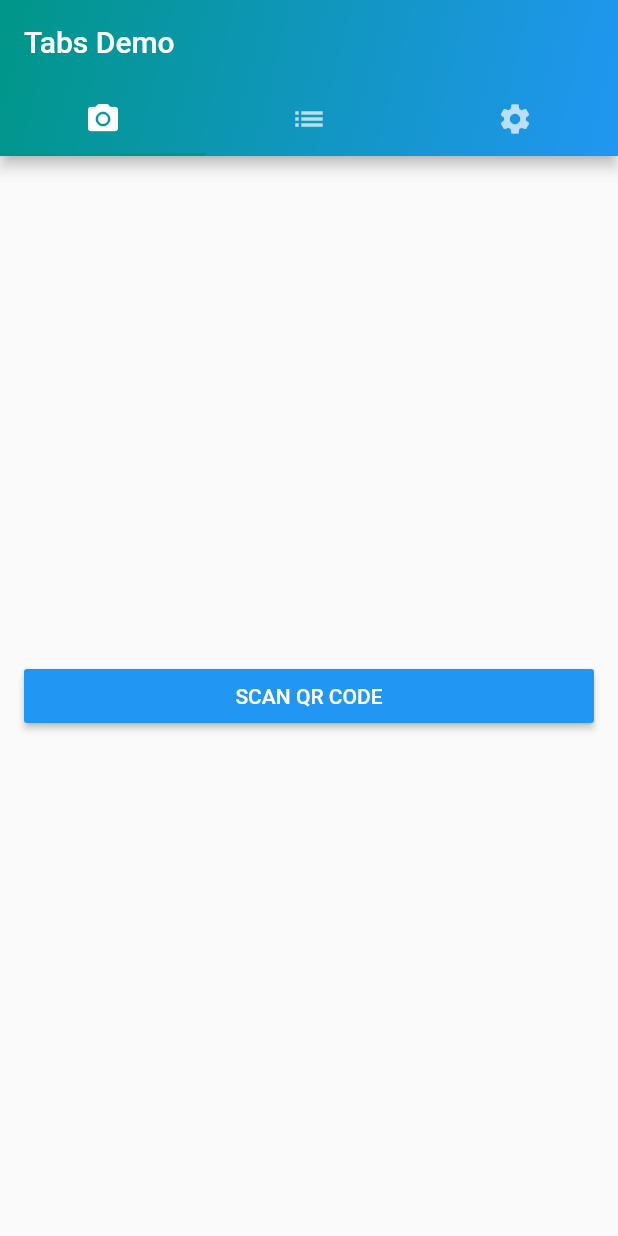
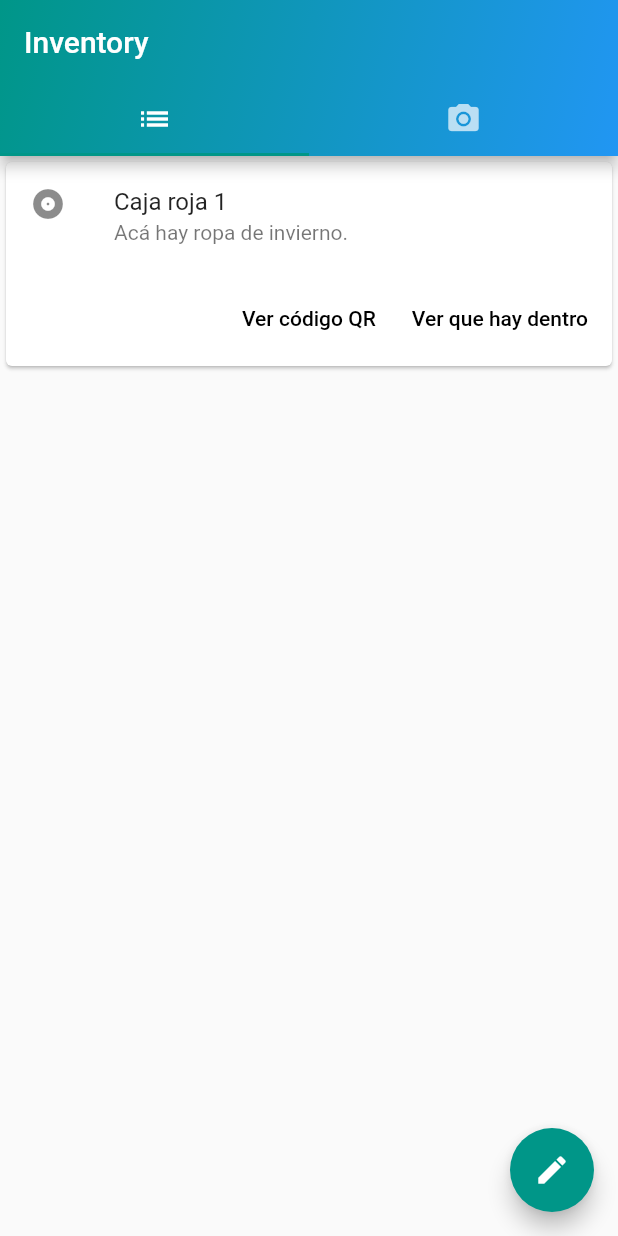
Before and after one commit to nicolaslucer0/inventory, a Flutter app: the screen it shows after launch, on a phone screen of 412 x 824 dp. Run offline on Flutter 3.47's test engine with Material 2 defaults, Android fonts, the phone set to English and light mode, and no system bars; missing offline and left inert: barcode_scan.

Commit message:
project structure

```diff
--- a/lib/detail.dart
+++ b/lib/detail.dart
@@ -2,7 +2,6 @@ import 'package:flutter/material.dart';
 import 'package:flutter/services.dart';
 
 import 'dart:io';
-import 'dart:async';
 
 class DetailWidget extends StatefulWidget  {
 
--- a/lib/home_screen.dart
+++ b/lib/home_screen.dart
@@ -1,36 +1,49 @@
 import 'package:flutter/material.dart';
 import 'package:inventory/scan.dart';
-import 'package:flutter/rendering.dart';
 
 class HomeScreen extends StatelessWidget {
-
   @override
   Widget build(BuildContext context) {
     return Scaffold(
-        body: Center(
-            child:
-              Column(
-                mainAxisAlignment: MainAxisAlignment.center,
-                crossAxisAlignment: CrossAxisAlignment.stretch,
-                children: <Widget>[
-                  Padding(
-                      padding: EdgeInsets.symmetric(vertical: 8.0, horizontal: 16.0),
-                      child: RaisedButton(
-                          color: Colors.blue,
-                          textColor: Colors.white,
-                          splashColor: Colors.blueGrey,
-                          onPressed: () {
-                            Navigator.push(
-                              context,
-                              MaterialPageRoute(builder: (context) => ScanScreen()),
-                            );
-                          },
-                          child: const Text('SCAN QR CODE')
-                      ),
-                    )
-                ]
-              )
-        )
-        );
+      body: Center(
+        child: ListView(
+          children: [
+            Center(
+              child: Card(
+                child: Column(
+                  mainAxisSize: MainAxisSize.min,
+                  children: <Widget>[
+                    const ListTile(
+                      leading: Icon(Icons.album),
+                      title: Text('Caja roja 1'),
+                      subtitle:
+                          Text('Acá hay ropa de invierno.'),
+                    ),
+                    ButtonBar(
+                      children: <Widget>[
+                        FlatButton(
+                          child: const Text('Ver código QR'),
+                          onPressed: () {/* ... */},
+                        ),
+                        FlatButton(
+                          child: const Text('Ver que hay dentro'),
+                          onPressed: () {/* ... */},
+                        ),
+                      ],
+                    ),
+                  ],
+                ),
+              ),
+            ),
+          ],
+        ),
+      ),
+      floatingActionButton: FloatingActionButton(
+        onPressed: () {},
+        child: Icon(
+          Icons.edit,
+        ),
+      ),
+    );
   }
 }
--- a/lib/main.dart
+++ b/lib/main.dart
@@ -1,5 +1,5 @@
 import 'package:flutter/material.dart';
-import 'package:inventory/home_screen.dart';
+import 'package:inventory/pages/tabbed_page.dart';
 
 void main() => runApp(MyApp());
 
@@ -7,43 +7,12 @@ class MyApp extends StatelessWidget {
   @override
   Widget build(BuildContext context) {
     return MaterialApp(
-        debugShowCheckedModeBanner: false,
-        title: 'QR Generator-Scanner',
-        theme: ThemeData(
-          primarySwatch: Colors.teal,
-        ),
-        home: DefaultTabController(
-          length: 3,
-          child: Scaffold(
-            appBar: AppBar(
-              flexibleSpace: Container(
-                decoration: BoxDecoration(
-                    gradient: LinearGradient(
-                  begin: Alignment.topLeft,
-                  end: Alignment.bottomRight,
-                  colors: <Color>[
-                    Colors.teal,
-                    Colors.blue,
-                  ],
-                )),
-              ),
-              bottom: TabBar(
-                tabs: [
-                  Tab(icon: Icon(Icons.camera_alt)),
-                  Tab(icon: Icon(Icons.list)),
-                  Tab(icon: Icon(Icons.settings)),
-                ],
-              ),
-              title: Text('Tabs Demo'),
-            ),
-            body: TabBarView(
-              children: [
-                HomeScreen(),
-                Icon(Icons.directions_transit),
-                Icon(Icons.directions_bike),
-              ],
-            ),
-          ),
-        ));
+      debugShowCheckedModeBanner: false,
+      title: 'Inventory',
+      theme: ThemeData(
+        primarySwatch: Colors.teal,
+      ),
+      home: MyTabbedPage(),
+    );
   }
 }
--- /dev/null
+++ b/lib/pages/tabbed_page.dart
@@ -0,0 +1,43 @@
+import 'package:flutter/material.dart';
+import 'package:inventory/home_screen.dart';
+import 'package:inventory/scan.dart';
+
+class MyTabbedPage extends StatelessWidget {
+  final List<Tab> myTabs = <Tab>[
+    Tab(icon: Icon(Icons.list)),
+    Tab(icon: Icon(Icons.camera_alt)),
+  ];
+
+  @override
+  Widget build(BuildContext context) {
+    return DefaultTabController(
+      length: 2,
+      child: Scaffold(
+        appBar: AppBar(
+          title: Text('Inventory'),
+          bottom: new TabBar(
+            tabs: myTabs,
+          ),
+          flexibleSpace: Container(
+            decoration: BoxDecoration(
+              gradient: LinearGradient(
+                begin: Alignment.topLeft,
+                end: Alignment.bottomRight,
+                colors: <Color>[
+                  Colors.teal,
+                  Colors.blue,
+                ],
+              ),
+            ),
+          ),
+        ),
+        body: TabBarView(
+          children: [
+            HomeScreen(),
+            ScanScreen(),
+          ],
+        ),
+      ),
+    );
+  }
+}
```
Also changed, not shown: lib/scan.dart (+12 -32 lines).
